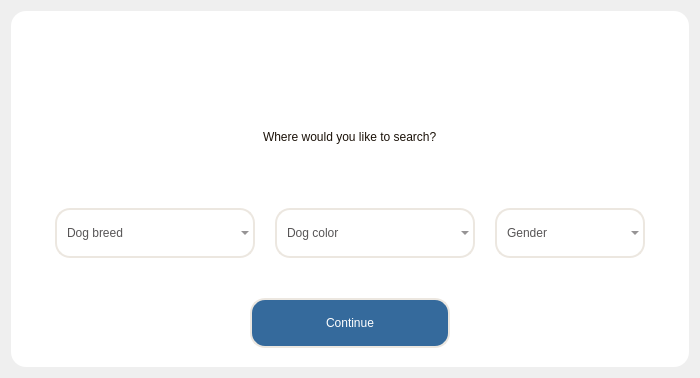
Above: PetAdoptionApp/gui/dog_filter.ui from tuongdii/app_producer_advanced before the change. Below: the same form after it.
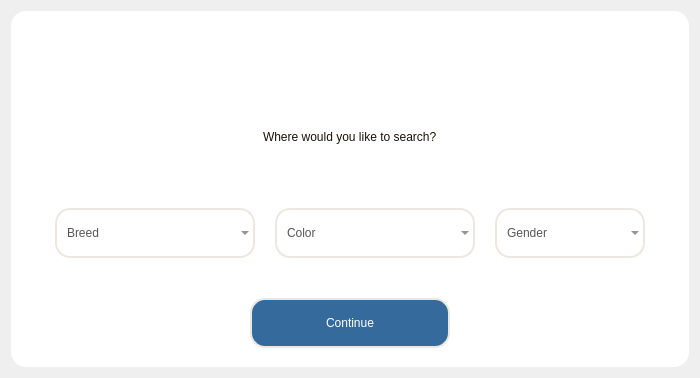
That is the form after the change. Icons and pictures are not drawn.

Diff of the .ui file:
```diff
--- a/PetAdoptionApp/gui/dog_filter.ui
+++ b/PetAdoptionApp/gui/dog_filter.ui
@@ -280,7 +280,7 @@
             <number>-1</number>
            </property>
            <property name="placeholderText">
-            <string>Dog breed</string>
+            <string>Breed</string>
            </property>
            <property name="duplicatesEnabled">
             <bool>false</bool>
@@ -361,7 +361,7 @@
 </string>
            </property>
            <property name="placeholderText">
-            <string>Dog color</string>
+            <string>Color</string>
            </property>
            <item>
             <property name="text">
```
